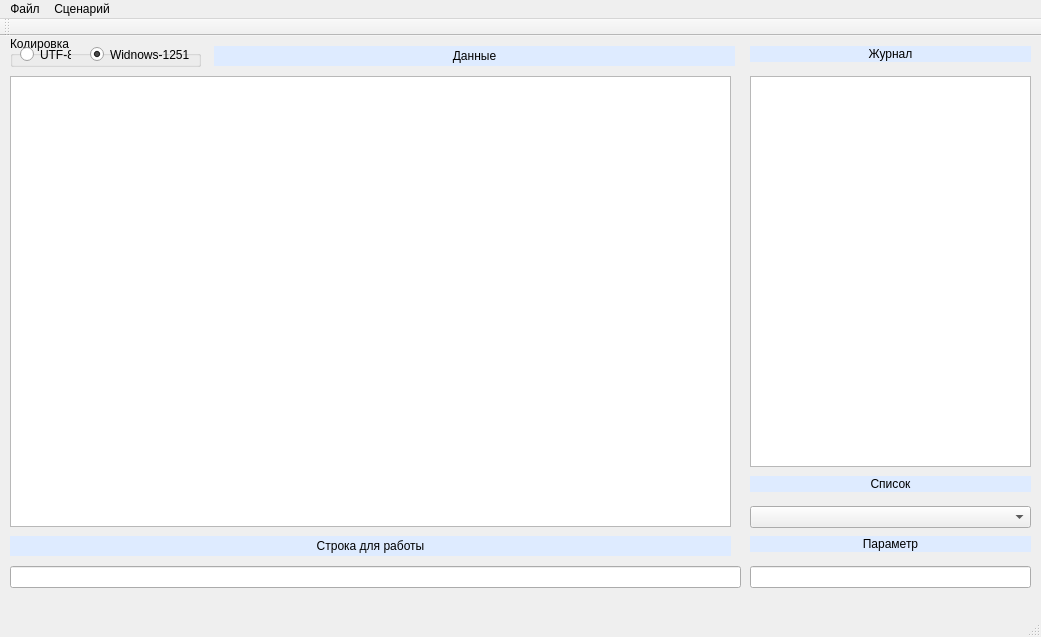
sas26031962/TextControl0, file mainwindow.ui: the form before one commit.
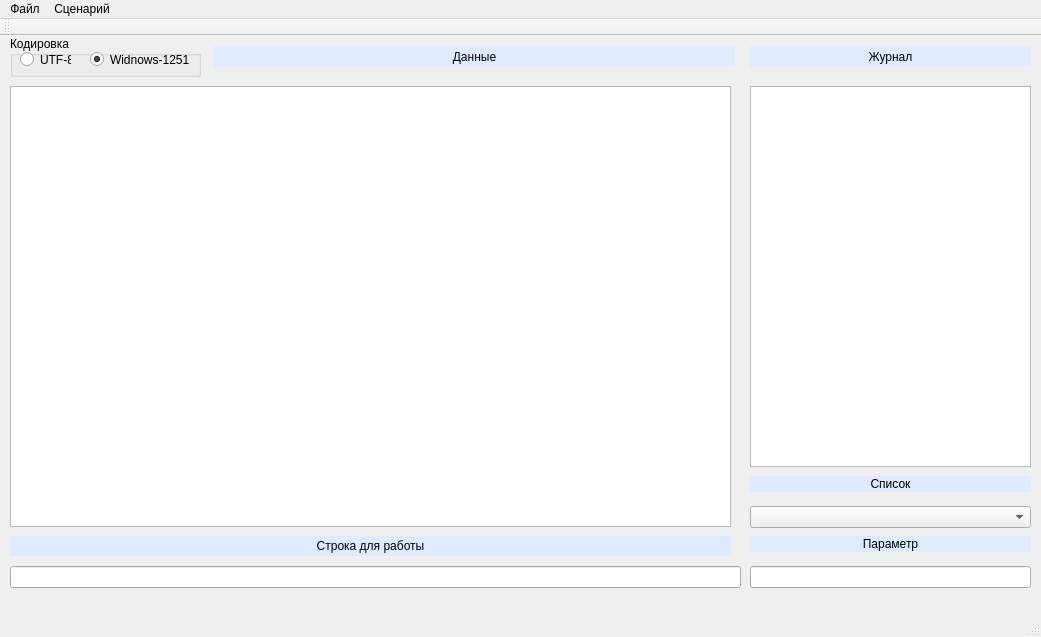
The form after the commit.

```diff
--- a/mainwindow.ui
+++ b/mainwindow.ui
@@ -18,9 +18,9 @@
     <property name="geometry">
      <rect>
       <x>10</x>
-      <y>40</y>
+      <y>50</y>
       <width>721</width>
-      <height>451</height>
+      <height>441</height>
      </rect>
     </property>
    </widget>
@@ -28,9 +28,9 @@
     <property name="geometry">
      <rect>
       <x>750</x>
-      <y>40</y>
+      <y>50</y>
       <width>281</width>
-      <height>391</height>
+      <height>381</height>
      </rect>
     </property>
    </widget>
@@ -40,7 +40,7 @@
       <x>214</x>
       <y>10</y>
       <width>521</width>
-      <height>20</height>
+      <height>21</height>
      </rect>
     </property>
     <property name="styleSheet">
@@ -59,7 +59,7 @@
       <x>750</x>
       <y>10</y>
       <width>281</width>
-      <height>16</height>
+      <height>21</height>
      </rect>
     </property>
     <property name="styleSheet">
@@ -136,7 +136,7 @@
       <x>10</x>
       <y>0</y>
       <width>191</width>
-      <height>31</height>
+      <height>41</height>
      </rect>
     </property>
     <property name="title">
@@ -146,7 +146,7 @@
      <property name="geometry">
       <rect>
        <x>10</x>
-       <y>10</y>
+       <y>15</y>
        <width>51</width>
        <height>17</height>
       </rect>
@@ -159,7 +159,7 @@
      <property name="geometry">
       <rect>
        <x>80</x>
-       <y>10</y>
+       <y>15</y>
        <width>101</width>
        <height>17</height>
       </rect>
```
Left out of the diff: 6 changed lines with no effect on the pictures.
